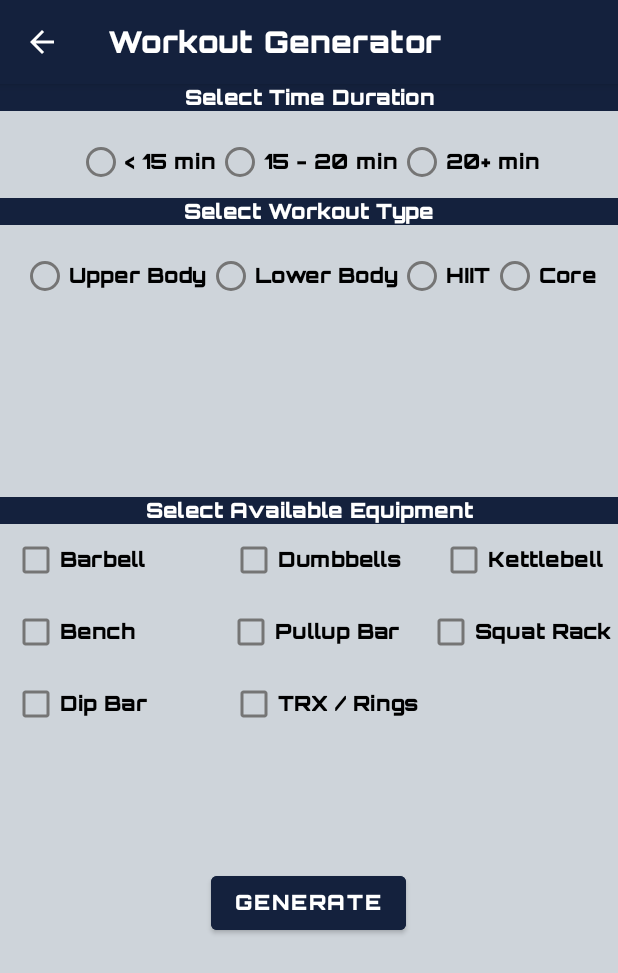
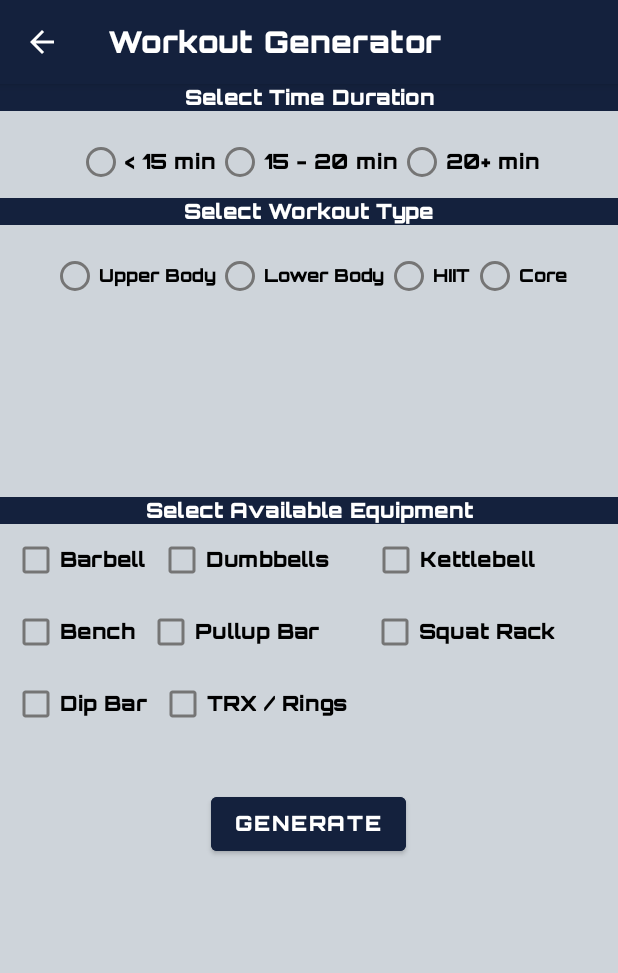
Before and after one commit to mfouquier/Wodapalooza, an Android app: the WorkoutGeneratorActivity screen opened directly, with no data from a screen before it, on a phone screen of 412 x 824 dp. Shown: the top 973 px of the screen. Run offline under Robolectric (Android 15) with nearby library versions, the phone set to English and light mode, and no system bars.

```diff
--- a/app/src/main/java/com/fouq/wodapalooza/WorkoutGeneratorActivity.java
+++ b/app/src/main/java/com/fouq/wodapalooza/WorkoutGeneratorActivity.java
@@ -11,13 +11,9 @@ import android.widget.ListView;
 import android.widget.RadioButton;
 import android.widget.RadioGroup;
 import android.widget.TextView;
-import android.widget.Toast;
 
 import androidx.appcompat.app.AppCompatActivity;
 import androidx.appcompat.widget.Toolbar;
-
-import java.io.IOException;
-import java.io.Serializable;
 
 public class WorkoutGeneratorActivity extends AppCompatActivity {
 
--- a/app/src/main/res/layout-land/activity_workout_generator.xml
+++ b/app/src/main/res/layout-land/activity_workout_generator.xml
@@ -15,6 +15,7 @@
     <TextView
         android:id="@+id/tv_timeDuration"
         android:layout_width="wrap_content"
+        android:textSize="10sp"
         android:layout_height="wrap_content"
         android:layout_marginStart="70dp"
         android:background="@color/neon_green"
@@ -39,7 +40,8 @@
             android:layout_width="wrap_content"
             android:layout_height="wrap_content"
             android:fontFamily="@font/orbitron_black"
-            android:text="\u003c 15 min" />
+            android:text="\u003c 15 min"
+            android:textSize="10sp" />
 
 
         <RadioButton
@@ -47,14 +49,16 @@
             android:layout_width="match_parent"
             android:layout_height="wrap_content"
             android:fontFamily="@font/orbitron_black"
-            android:text="15 - 20 min" />
+            android:text="15 - 20 min"
+            android:textSize="10sp"/>
 
         <RadioButton
             android:id="@+id/rb_twentyplus"
             android:layout_width="wrap_content"
             android:layout_height="wrap_content"
             android:fontFamily="@font/orbitron_black"
-            android:text="20+ min" />
+            android:text="20+ min"
+            android:textSize="10sp"/>
 
     </RadioGroup>
 
@@ -65,6 +69,7 @@
         android:layout_marginEnd="100dp"
         android:background="@color/neon_green"
         android:fontFamily="@font/orbitron_black"
+        android:textSize="10sp"
         android:gravity="center"
         android:text="Select Workout Type"
         android:textColor="@color/white"
@@ -85,28 +90,32 @@
             android:layout_width="wrap_content"
             android:layout_height="wrap_content"
             android:fontFamily="@font/orbitron_black"
-            android:text="Upper Body" />
+            android:text="Upper Body"
+            android:textSize="10sp"/>
 
         <RadioButton
             android:id="@+id/rb_lowerBody"
             android:layout_width="match_parent"
             android:layout_height="wrap_content"
             android:fontFamily="@font/orbitron_black"
-            android:text="Lower Body" />
+            android:text="Lower Body"
+            android:textSize="10sp"/>
 
         <RadioButton
             android:id="@+id/rb_hiit"
             android:layout_width="match_parent"
             android:layout_height="wrap_content"
             android:fontFamily="@font/orbitron_black"
-            android:text="HIIT" />
+            android:text="HIIT"
+            android:textSize="10sp"/>
 
         <RadioButton
             android:id="@+id/rb_core"
             android:layout_width="wrap_content"
             android:layout_height="wrap_content"
             android:fontFamily="@font/orbitron_black"
-            android:text="Core" />
+            android:text="Core"
+            android:textSize="10sp"/>
 
     </RadioGroup>
 
@@ -114,13 +123,18 @@
         android:id="@+id/tv_hiitType"
         android:layout_width="match_parent"
         android:layout_height="wrap_content"
+        android:layout_marginBottom="4dp"
         android:background="@color/neon_green"
         android:fontFamily="@font/orbitron_black"
+        android:textSize="10sp"
         android:gravity="center"
         android:text="Select HIIT Style"
         android:textColor="@color/white"
         android:visibility="invisible"
-        app:layout_constraintBottom_toTopOf="@id/radioGroupHIITtime" />
+        app:layout_constraintBottom_toTopOf="@id/radioGroupHIITtime"
+        app:layout_constraintEnd_toEndOf="parent"
+        app:layout_constraintHorizontal_bias="0.0"
+        app:layout_constraintStart_toStartOf="parent" />
 
     <RadioGroup
         android:id="@+id/radioGroupHIITtime"
@@ -139,36 +153,41 @@
             android:layout_width="wrap_content"
             android:layout_height="wrap_content"
             android:fontFamily="@font/orbitron_black"
+            android:textSize="10sp"
             android:text="For Time" />
 
         <RadioButton
             android:id="@+id/rb_amrap"
             android:layout_width="match_parent"
             android:layout_height="wrap_content"
+            android:textSize="10sp"
             android:fontFamily="@font/orbitron_black"
             android:text="AMRAP" />
     </RadioGroup>
+
 
     <TextView
         android:id="@+id/tv_availableEquipment"
         android:layout_width="match_parent"
         android:layout_height="wrap_content"
-        android:layout_marginTop="8dp"
+        android:layout_marginTop="0dp"
         android:background="@color/neon_green"
         android:fontFamily="@font/orbitron_black"
         android:gravity="center"
         android:text="Select Available Equipment"
+        android:textSize="10sp"
         android:textColor="@color/white"
         app:layout_constraintEnd_toEndOf="parent"
+        app:layout_constraintHorizontal_bias="0.0"
         app:layout_constraintStart_toStartOf="parent"
         app:layout_constraintTop_toBottomOf="@id/radioGroupHIITtime" />
-
 
     <CheckBox
         android:id="@+id/cb_barbell"
         android:layout_width="wrap_content"
         android:layout_height="wrap_content"
         android:layout_marginStart="32dp"
+        android:textSize="10sp"
         android:fontFamily="@font/orbitron_black"
         android:text="Barbell"
         app:layout_constraintStart_toStartOf="parent"
@@ -178,6 +197,7 @@
         android:id="@+id/cb_dumbbell"
         android:layout_width="wrap_content"
         android:layout_height="wrap_content"
+        android:textSize="10sp"
         android:layout_marginStart="32dp"
         android:fontFamily="@font/orbitron_black"
         android:text="Dumbbells"
@@ -189,6 +209,7 @@
         android:layout_width="wrap_content"
         android:layout_height="wrap_content"
         android:layout_marginStart="32dp"
+        android:textSize="10sp"
         android:fontFamily="@font/orbitron_black"
         android:text="Kettlebell"
         app:layout_constraintStart_toEndOf="@+id/cb_dumbbell"
@@ -199,6 +220,7 @@
         android:layout_width="wrap_content"
         android:layout_height="wrap_content"
         android:layout_marginStart="32dp"
+        android:textSize="10sp"
         android:layout_marginTop="0dp"
         android:fontFamily="@font/orbitron_black"
         android:text="Bench"
@@ -210,7 +232,8 @@
         android:layout_width="wrap_content"
         android:layout_height="wrap_content"
         android:layout_marginStart="150dp"
-        android:layout_marginTop="8dp"
+        android:textSize="10sp"
+        android:layout_marginTop="0dp"
         android:fontFamily="@font/orbitron_black"
         android:text="Pullup Bar"
         app:layout_constraintStart_toStartOf="parent"
@@ -220,10 +243,11 @@
         android:id="@+id/cb_squatRack"
         android:layout_width="wrap_content"
         android:layout_height="wrap_content"
-        android:layout_marginStart="32dp"
-        android:layout_marginTop="8dp"
+        android:layout_marginStart="28dp"
+        android:layout_marginTop="0dp"
         android:fontFamily="@font/orbitron_black"
         android:text="Squat Rack"
+        android:textSize="10sp"
         app:layout_constraintStart_toEndOf="@+id/cb_pullupBar"
         app:layout_constraintTop_toBottomOf="@+id/cb_dumbbell" />
 
@@ -231,6 +255,7 @@
         android:id="@+id/cb_dipBar"
         android:layout_width="wrap_content"
         android:layout_height="wrap_content"
+        android:textSize="10sp"
         android:layout_marginStart="32dp"
         android:layout_marginTop="0dp"
         android:fontFamily="@font/orbitron_black"
@@ -242,8 +267,9 @@
         android:id="@+id/cb_trxRings"
         android:layout_width="wrap_content"
         android:layout_height="wrap_content"
+        android:textSize="10sp"
         android:layout_marginStart="32dp"
-        android:layout_marginTop="8dp"
+        android:layout_marginTop="0dp"
         android:fontFamily="@font/orbitron_black"
         android:text="TRX / Rings"
         app:layout_constraintStart_toEndOf="@+id/cb_squatRack"
@@ -257,12 +283,13 @@
         android:fontFamily="@font/orbitron_black"
         android:text="Generate"
         android:textColor="@color/white"
+        android:textSize="10sp"
         app:layout_constraintBottom_toBottomOf="parent"
         app:layout_constraintEnd_toEndOf="parent"
-        app:layout_constraintHorizontal_bias="0.498"
+        app:layout_constraintHorizontal_bias="0.472"
         app:layout_constraintStart_toStartOf="parent"
         app:layout_constraintTop_toBottomOf="@+id/cb_trxRings"
-        app:layout_constraintVertical_bias="0.3" />
+        app:layout_constraintVertical_bias="0.0" />
 
     <ListView
         android:id="@+id/lv_workoutView"
--- a/app/src/main/res/layout/activity_workout_generator.xml
+++ b/app/src/main/res/layout/activity_workout_generator.xml
@@ -87,28 +87,32 @@
             android:layout_width="wrap_content"
             android:layout_height="wrap_content"
             android:fontFamily="@font/orbitron_black"
-            android:text="Upper Body" />
+            android:text="Upper Body"
+            android:textSize="12sp" />
 
         <RadioButton
             android:id="@+id/rb_lowerBody"
             android:layout_width="match_parent"
             android:layout_height="wrap_content"
             android:fontFamily="@font/orbitron_black"
-            android:text="Lower Body" />
+            android:text="Lower Body"
+            android:textSize="12sp"/>
 
         <RadioButton
             android:id="@+id/rb_hiit"
             android:layout_width="match_parent"
             android:layout_height="wrap_content"
             android:fontFamily="@font/orbitron_black"
-            android:text="HIIT" />
+            android:text="HIIT"
+            android:textSize="12sp"/>
 
         <RadioButton
             android:id="@+id/rb_core"
             android:layout_width="wrap_content"
             android:layout_height="wrap_content"
             android:fontFamily="@font/orbitron_black"
-            android:text="Core" />
+            android:text="Core"
+            android:textSize="12sp"/>
 
     </RadioGroup>
 
@@ -180,7 +184,7 @@
         android:id="@+id/cb_dumbbell"
         android:layout_width="wrap_content"
         android:layout_height="wrap_content"
-        android:layout_marginStart="56dp"
+        android:layout_marginStart="8dp"
         android:fontFamily="@font/orbitron_black"
         android:text="Dumbbells"
         app:layout_constraintStart_toEndOf="@+id/cb_barbell"
@@ -190,11 +194,12 @@
         android:id="@+id/cb_kettlebell"
         android:layout_width="wrap_content"
         android:layout_height="wrap_content"
-        android:layout_marginStart="24dp"
+        android:layout_marginStart="25dp"
+        android:layout_marginEnd="24dp"
         android:fontFamily="@font/orbitron_black"
-        android:layout_marginEnd="8dp"
         android:text="Kettlebell"
         app:layout_constraintEnd_toEndOf="parent"
+        app:layout_constraintHorizontal_bias="0.088"
         app:layout_constraintStart_toEndOf="@+id/cb_dumbbell"
         app:layout_constraintTop_toBottomOf="@+id/tv_availableEquipment" />
 
@@ -212,7 +217,7 @@
         android:id="@+id/cb_pullupBar"
         android:layout_width="wrap_content"
         android:layout_height="wrap_content"
-        android:layout_marginStart="61dp"
+        android:layout_marginStart="8dp"
         android:fontFamily="@font/orbitron_black"
         android:text="Pullup Bar"
         app:layout_constraintStart_toEndOf="@+id/cb_bench"
@@ -222,11 +227,11 @@
         android:id="@+id/cb_squatRack"
         android:layout_width="wrap_content"
         android:layout_height="wrap_content"
-        android:layout_marginEnd="2dp"
+        android:layout_marginEnd="14dp"
         android:fontFamily="@font/orbitron_black"
         android:text="Squat Rack"
         app:layout_constraintEnd_toEndOf="parent"
-        app:layout_constraintHorizontal_bias="0.912"
+        app:layout_constraintHorizontal_bias="0.557"
         app:layout_constraintStart_toEndOf="@+id/cb_pullupBar"
         app:layout_constraintTop_toBottomOf="@+id/cb_kettlebell" />
 
@@ -244,7 +249,7 @@
         android:id="@+id/cb_trxRings"
         android:layout_width="wrap_content"
         android:layout_height="wrap_content"
-        android:layout_marginStart="55dp"
+        android:layout_marginStart="8dp"
         android:fontFamily="@font/orbitron_black"
         android:text="TRX / Rings"
         app:layout_constraintStart_toEndOf="@+id/cb_dipBar"
@@ -263,7 +268,7 @@
         app:layout_constraintHorizontal_bias="0.498"
         app:layout_constraintStart_toStartOf="parent"
         app:layout_constraintTop_toBottomOf="@+id/cb_trxRings"
-        app:layout_constraintVertical_bias="0.3" />
+        app:layout_constraintVertical_bias="0.114" />
 
 
 </androidx.constraintlayout.widget.ConstraintLayout>
```
Also changed, not shown: 1 other file.
